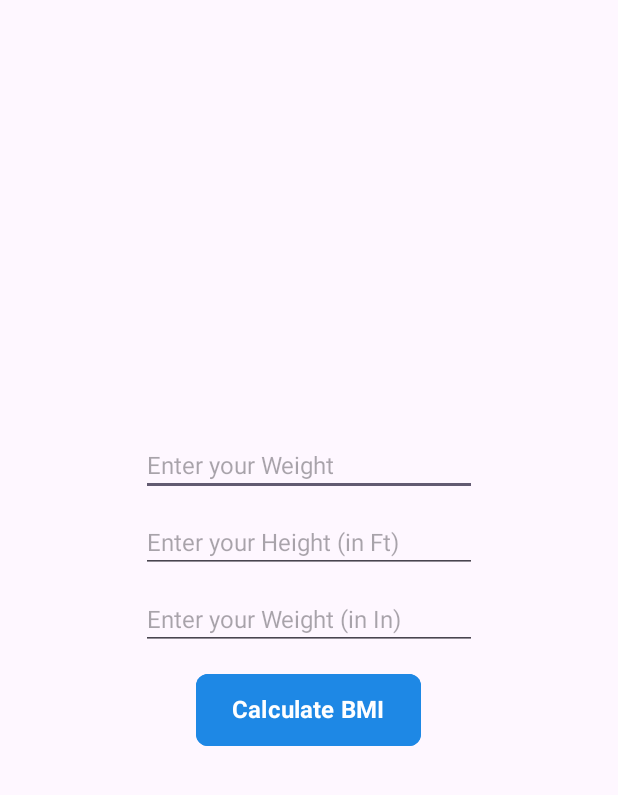
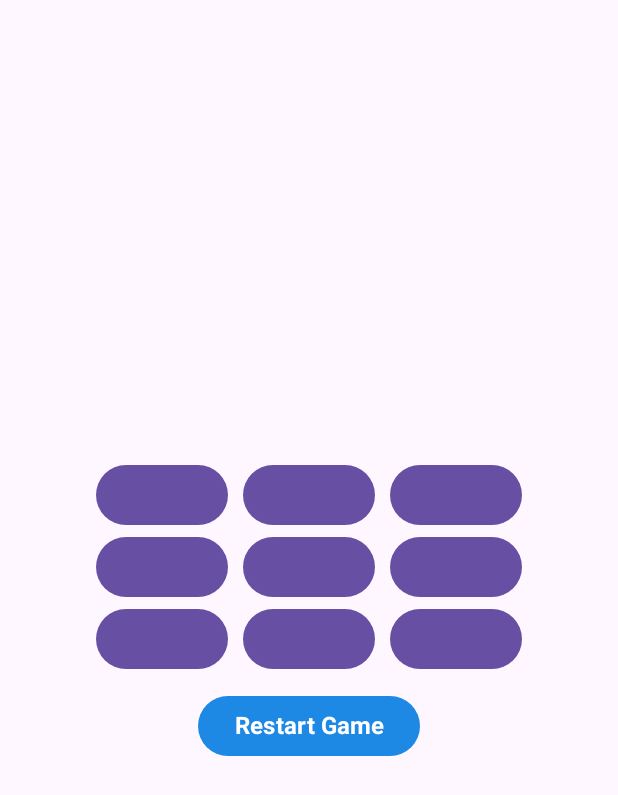
Before and after one commit to Shivanjali21/BMIApp, an Android app: the MainActivity screen opened directly, with no data from a screen before it, on a phone screen of 412 x 824 dp. Shown: the top 795 px of the screen. Run offline under Robolectric (Android 15) with nearby library versions, the phone set to English and light mode, and no system bars; libraries missing offline, so code that uses them is left out: www.sanju.motiontoast.

Commit message:
initial tic-tac-toe game.

```diff
--- a/app/src/main/java/com/practice/bmi/MainActivity.java
+++ b/app/src/main/java/com/practice/bmi/MainActivity.java
@@ -1,64 +1,141 @@
 package com.practice.bmi;
 
-import android.content.Context;
 import android.os.Bundle;
-import android.view.inputmethod.InputMethodManager;
+import android.view.View;
+import android.widget.Button;
 import android.widget.LinearLayout;
-import androidx.activity.EdgeToEdge;
+import android.widget.Toast;
 import androidx.appcompat.app.AppCompatActivity;
-import androidx.appcompat.widget.AppCompatButton;
-import androidx.appcompat.widget.AppCompatEditText;
-import androidx.appcompat.widget.AppCompatTextView;
-import java.util.Objects;
+import androidx.core.content.res.ResourcesCompat;
+import www.sanju.motiontoast.MotionToast;
+import www.sanju.motiontoast.MotionToastStyle;
 
 public class MainActivity extends AppCompatActivity {
 
-    AppCompatEditText edtWeight, edtHeightFt, edtHeightIn;
-    AppCompatTextView tvResult;
-    AppCompatButton btnCalculateBMI;
+    Button btn1, btn2, btn3, btn4, btn5, btn6, btn7, btn8, btn9, btnRestart;
     LinearLayout llMain;
+    int flag = 0;
+    int count = 0;
+    String b1, b2, b3, b4, b5, b6, b7, b8, b9;
 
     @Override
     protected void onCreate(Bundle savedInstanceState) {
         super.onCreate(savedInstanceState);
-        EdgeToEdge.enable(this);
         setContentView(R.layout.activity_main);
 
-        edtWeight = findViewById(R.id.edtWeight);
-        edtHeightFt = findViewById(R.id.edtHeightFt);
-        edtHeightIn = findViewById(R.id.edtHeightIn);
-        tvResult = findViewById(R.id.tvResult);
-        btnCalculateBMI = findViewById(R.id.btnCalculateBMI);
-        llMain = findViewById(R.id.llMain);
-
-        btnCalculateBMI.setOnClickListener( v-> {
-           int wt = Integer.parseInt(Objects.requireNonNull(edtWeight.getText()).toString());
-           int ft = Integer.parseInt(Objects.requireNonNull(edtHeightFt.getText()).toString());
-           int in = Integer.parseInt(Objects.requireNonNull(edtHeightIn.getText()).toString());
-
-           int totalIn = ft * 12 + in;
-           double totalCM = totalIn * 2.53;
-           double totalIM = totalCM / 100;
-           double bmi = wt/(totalIM*totalIM);
-           if(bmi > 25) {
-             tvResult.setText(String.format("Your BMI is " + bmi + "\n" + getResources().getText(R.string.ow)));
-             llMain.setBackgroundColor(getResources().getColor(R.color.color_ow));
-             tvResult.setTextColor(getResources().getColor(R.color.black));
-           }else if(bmi < 18){
-               tvResult.setText(String.format("Your BMI is " + bmi + "\n" + getResources().getText(R.string.uw)));
-               llMain.setBackgroundColor(getResources().getColor(R.color.color_uw));
-               tvResult.setTextColor(getResources().getColor(R.color.white));
-           }else {
-               tvResult.setText(String.format("Your BMI is " + bmi + "\n" + getResources().getText(R.string.h)));
-               llMain.setBackgroundColor(getResources().getColor(R.color.color_h));
-               tvResult.setTextColor(getResources().getColor(R.color.white));
-           }
-           closeKeyboard();
-        });
+        init();
     }
 
-    private void closeKeyboard() {
-      InputMethodManager inputManager = (InputMethodManager)this.getSystemService(Context.INPUT_METHOD_SERVICE);
-      inputManager.hideSoftInputFromWindow(Objects.requireNonNull(this.getCurrentFocus()).getWindowToken(), InputMethodManager.HIDE_NOT_ALWAYS);
+    private void init() {
+        btn1 = findViewById(R.id.btn1);
+        btn1.setOnClickListener(this::onButtonCheck);
+        btn2 = findViewById(R.id.btn2);
+        btn2.setOnClickListener(this::onButtonCheck);
+        btn3 = findViewById(R.id.btn3);
+        btn3.setOnClickListener(this::onButtonCheck);
+        btn4 = findViewById(R.id.btn4);
+        btn4.setOnClickListener(this::onButtonCheck);
+        btn5 = findViewById(R.id.btn5);
+        btn5.setOnClickListener(this::onButtonCheck);
+        btn6 = findViewById(R.id.btn6);
+        btn6.setOnClickListener(this::onButtonCheck);
+        btn7 = findViewById(R.id.btn7);
+        btn7.setOnClickListener(this::onButtonCheck);
+        btn8 = findViewById(R.id.btn8);
+        btn8.setOnClickListener(this::onButtonCheck);
+        btn9 = findViewById(R.id.btn9);
+        btn9.setOnClickListener(this::onButtonCheck);
+
+        btnRestart = findViewById(R.id.btnRestart);
+        btnRestart.setOnClickListener(this::onButtonCheck);
+    }
+
+    public void onButtonCheck(View view) {
+        //Check current button hit.
+        Button currentBtn = (Button) view;
+
+        if (currentBtn.getText().toString().isEmpty()) {
+            count++;
+
+            if (flag == 0) {
+                currentBtn.setText("X");
+                flag = 1;
+            } else {
+                currentBtn.setText("O");
+                flag = 0;
+            }
+
+
+            if (count > 4) {
+
+                b1 = btn1.getText().toString();
+                b2 = btn2.getText().toString();
+                b3 = btn3.getText().toString();
+                b4 = btn4.getText().toString();
+                b5 = btn5.getText().toString();
+                b6 = btn6.getText().toString();
+                b7 = btn7.getText().toString();
+                b8 = btn8.getText().toString();
+                b9 = btn9.getText().toString();
+
+
+                //Conditions
+                if (b1.equals(b2) && b2.equals(b3) && !b1.isEmpty()) {
+                    //1
+                    Toast.makeText(this, String.format("Winner is " + b1), Toast.LENGTH_SHORT).show();
+                    newGame();
+                } else if (b4.equals(b5) && b5.equals(b6) && !b4.isEmpty()) {
+                    //2
+                    Toast.makeText(this, String.format("Winner is " + b4), Toast.LENGTH_SHORT).show();
+                    newGame();
+                } else if (b7.equals(b8) && b8.equals(b9) && !b7.isEmpty()) {
+                    //3
+                    Toast.makeText(this, String.format("Winner is " + b7), Toast.LENGTH_SHORT).show();
+                    newGame();
+                } else if (b1.equals(b4) && b4.equals(b7) && !b1.isEmpty()) {
+                    //4
+                    Toast.makeText(this, String.format("Winner is " + b1), Toast.LENGTH_SHORT).show();
+                    newGame();
+                } else if (b2.equals(b5) && b5.equals(b8) && !b2.isEmpty()) {
+                    //5
+                    Toast.makeText(this, String.format("Winner is " + b2), Toast.LENGTH_SHORT).show();
+                    newGame();
+                } else if (b3.equals(b6) && b6.equals(b9) && !b3.isEmpty()) {
+                    //6
+                    Toast.makeText(this, String.format("Winner is " + b3), Toast.LENGTH_SHORT).show();
+                    newGame();
+                } else if (b1.equals(b5) && b5.equals(b9) && !b1.isEmpty()) {
+                    //7
+                    Toast.makeText(this, String.format("Winner is " + b1), Toast.LENGTH_SHORT).show();
+                    newGame();
+                } else if (b3.equals(b5) && b5.equals(b7) && !b3.isEmpty()) {
+                    //8
+                    Toast.makeText(this, String.format("Winner is " + b3), Toast.LENGTH_SHORT).show();
+                    newGame();
+                } else if (count == 9) {
+                    MotionToast.Companion.createToast(this, "", "Game is draw", MotionToastStyle.INFO, MotionToast.GRAVITY_BOTTOM, MotionToast.LONG_DURATION, ResourcesCompat.getFont(this, www.sanju.motiontoast.R.font.helvetica_regular));
+                    newGame();
+                }
+            }
+        }
+
+        if(view.getId() == R.id.btnRestart){
+          newGame();
+        }
+
+    }
+
+    private void newGame() {
+        btn1.setText("");
+        btn2.setText("");
+        btn3.setText("");
+        btn4.setText("");
+        btn5.setText("");
+        btn6.setText("");
+        btn7.setText("");
+        btn8.setText("");
+        btn9.setText("");
+        flag = 0;
+        count = 0;
     }
 }
--- a/app/src/main/res/layout/activity_main.xml
+++ b/app/src/main/res/layout/activity_main.xml
@@ -9,68 +9,81 @@
     android:orientation="vertical"
     tools:context=".MainActivity">
 
-    <androidx.appcompat.widget.AppCompatEditText
-        android:id="@+id/edtWeight"
+    <GridLayout
+        android:id="@+id/gL"
         android:layout_width="wrap_content"
         android:layout_height="wrap_content"
-        android:ems="12"
-        android:hint="@string/enter_your_weight"
+        android:columnCount="3">
+
+        <Button
+            android:id="@+id/btn1"
+            android:onClick="onButtonCheck"/>
+
+        <Button
+            android:id="@+id/btn2"
+            android:layout_marginStart="10dp"
+            android:onClick="onButtonCheck"/>
+
+        <Button
+            android:id="@+id/btn3"
+            android:layout_marginStart="10dp"
+            android:onClick="onButtonCheck"/>
+
+        <Button
+            android:id="@+id/btn4"
+            android:onClick="onButtonCheck"/>
+
+        <Button
+            android:id="@+id/btn5"
+            android:layout_marginStart="10dp"
+            android:onClick="onButtonCheck"/>
+
+        <Button
+            android:id="@+id/btn6"
+            android:layout_marginStart="10dp"
+            android:onClick="onButtonCheck"/>
+
+        <Button
+            android:id="@+id/btn7"
+            android:onClick="onButtonCheck"/>
+
+        <Button
+            android:id="@+id/btn8"
+            android:layout_marginStart="10dp"
+            android:onClick="onButtonCheck"/>
+
+        <Button
+            android:id="@+id/btn9"
+            android:layout_marginStart="10dp"
+            android:onClick="onButtonCheck"/>
+
+    </GridLayout>
+
+    <com.google.android.material.button.MaterialButton
+        android:id="@+id/btnRestart"
+        android:layout_width="wrap_content"
+        android:layout_height="wrap_content"
+        android:text="Restart Game"
+        android:layout_margin="10dp"
+        app:backgroundTint="@color/color_blue"
         android:fontFamily="sans-serif"
         android:includeFontPadding="false"
         android:textSize="16sp"
-        android:layout_margin="6dp"
-        android:textColor="@color/black"/>
-
-    <androidx.appcompat.widget.AppCompatEditText
-        android:id="@+id/edtHeightFt"
-        android:layout_width="wrap_content"
-        android:layout_height="wrap_content"
-        android:ems="12"
-        android:layout_margin="6dp"
-        android:hint="@string/enter_your_height_in_ft"
-        android:fontFamily="sans-serif"
-        android:includeFontPadding="false"
-        android:textSize="16sp"
-        android:textColor="@color/black"/>
-
-    <androidx.appcompat.widget.AppCompatEditText
-        android:id="@+id/edtHeightIn"
-        android:layout_width="wrap_content"
-        android:layout_height="wrap_content"
-        android:ems="12"
-        android:layout_margin="6dp"
-        android:hint="@string/enter_your_weight_in_in"
-        android:fontFamily="sans-serif"
-        android:includeFontPadding="false"
-        android:textSize="16sp"
-        android:textColor="@color/black"/>
-
-    <com.google.android.material.button.MaterialButton
-        android:id="@+id/btnCalculateBMI"
-        android:layout_width="wrap_content"
-        android:layout_height="56dp"
-        android:text="@string/calculate_bmi"
-        android:textSize="16sp"
-        app:cornerRadius="8dp"
-        app:elevation="12dp"
         android:textStyle="bold"
-        android:layout_margin="6dp"
-        android:textColor="@color/white"
-        android:backgroundTint="@color/blue"
-        android:textAllCaps="false"
-        android:fontFamily="sans-serif"
-        android:includeFontPadding="false"/>
+        app:elevation="10dp"
+        android:onClick="onButtonCheck"/>
 
     <androidx.appcompat.widget.AppCompatTextView
         android:id="@+id/tvResult"
         android:layout_width="wrap_content"
         android:layout_height="wrap_content"
-        android:text=""
-        android:textSize="16sp"
-        android:textAlignment="center"
-        android:textStyle="bold"
         android:layout_margin="6dp"
         android:fontFamily="sans-serif"
-        android:includeFontPadding="false"/>
+        android:includeFontPadding="false"
+        android:text=""
+        android:visibility="gone"
+        android:textAlignment="center"
+        android:textSize="16sp"
+        android:textStyle="bold"/>
 
 </LinearLayout>
--- a/app/src/main/res/values/colors.xml
+++ b/app/src/main/res/values/colors.xml
@@ -1,9 +1,7 @@
 <?xml version="1.0" encoding="utf-8"?>
 <resources>
-    <color name="black">#FF000000</color>
-    <color name="white">#FFFFFFFF</color>
-    <color name="blue">#1E88E5</color>
-    <color name="color_uw">#E53935</color>
-    <color name="color_ow">#FDD835</color>
-    <color name="color_h">#43A047</color>
+    <color name="color_black">#FF000000</color>
+    <color name="color_white">#FFFFFFFF</color>
+    <color name="color_blue">#1E88E5</color>
+    <color name="color_red">#E53935</color>
 </resources>
--- a/app/src/main/res/values/strings.xml
+++ b/app/src/main/res/values/strings.xml
@@ -1,10 +1,4 @@
 <resources>
-    <string name="app_name">bmi</string>
-    <string name="enter_your_weight">Enter your Weight</string>
-    <string name="enter_your_height_in_ft">Enter your Height (in Ft)</string>
-    <string name="enter_your_weight_in_in">Enter your Weight (in In)</string>
-    <string name="calculate_bmi">Calculate BMI</string>
-    <string name="ow">You are overweight!</string>
-    <string name="uw">You are underweight!</string>
-    <string name="h">You are healthy!</string>
+    <string name="app_name">tic-tac-toe</string>
+
 </resources>
--- a/gradle/libs.versions.toml
+++ b/gradle/libs.versions.toml
@@ -7,6 +7,7 @@ appcompat = "1.7.0"
 material = "1.12.0"
 activity = "1.9.3"
 constraintlayout = "2.2.0"
+motionToast = "1.4"
 
 [libraries]
 junit = { group = "junit", name = "junit", version.ref = "junit" }
@@ -16,6 +17,7 @@ appcompat = { group = "androidx.appcompat", name = "appcompat", version.ref = "a
 material = { group = "com.google.android.material", name = "material", version.ref = "material" }
 activity = { group = "androidx.activity", name = "activity", version.ref = "activity" }
 constraintlayout = { group = "androidx.constraintlayout", name = "constraintlayout", version.ref = "constraintlayout" }
+motionToast = { group = "com.github.Spikeysanju", name = "MotionToast", version.ref = "motionToast"}
 
 [plugins]
 android-application = { id = "com.android.application", version.ref = "agp" }
--- a/settings.gradle.kts
+++ b/settings.gradle.kts
@@ -16,6 +16,7 @@ dependencyResolutionManagement {
     repositories {
         google()
         mavenCentral()
+        maven( url = "https://jitpack.io" )
     }
 }
 
```
Also changed, not shown: app/build.gradle.kts (+6 -3 lines).
